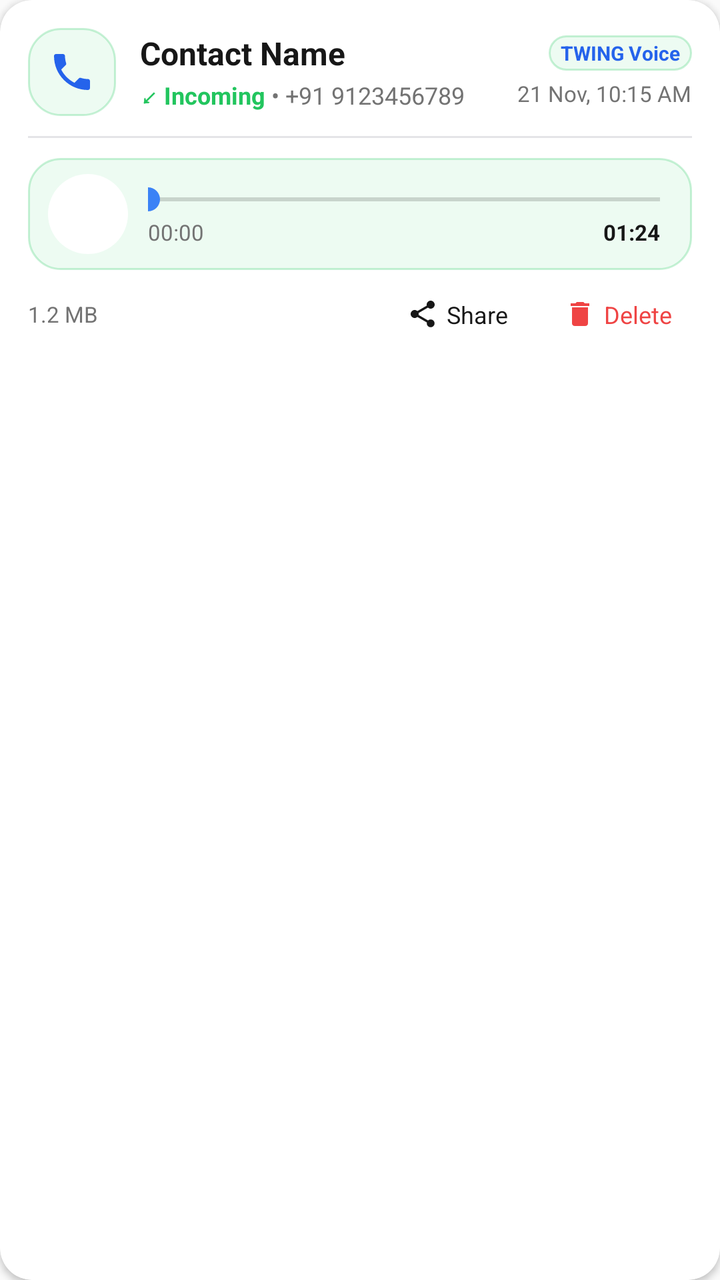
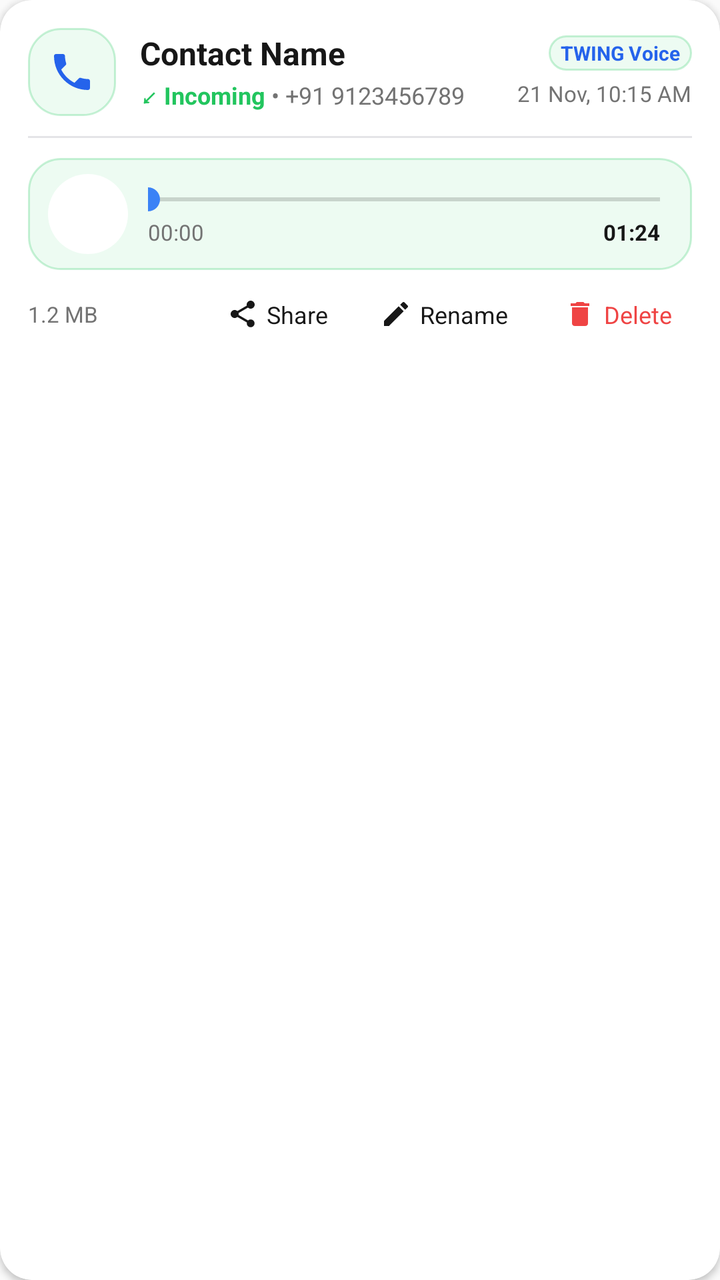

Two renders of the same Android screen: before a commit and after it. Below are the layout's source before the change and the commit's diff.
<!-- AndroidManifest.xml: application theme Theme.Zez -->
<!-- res/layout/item_call_recording.xml -->
<?xml version="1.0" encoding="utf-8"?>
<androidx.cardview.widget.CardView
    xmlns:android="http://schemas.android.com/apk/res/android"
    xmlns:app="http://schemas.android.com/apk/res-auto"
    android:layout_width="match_parent"
    android:layout_height="wrap_content"
    android:layout_marginHorizontal="8dp"
    android:layout_marginVertical="6dp"
    app:cardCornerRadius="16dp"
    app:cardElevation="2dp"
    app:cardBackgroundColor="@color/theme_surface">

    <LinearLayout
        android:layout_width="match_parent"
        android:layout_height="wrap_content"
        android:orientation="vertical"
        android:padding="14dp">

        
        <LinearLayout
            android:layout_width="match_parent"
            android:layout_height="wrap_content"
            android:orientation="horizontal"
            android:gravity="center_vertical">

            
            <FrameLayout
                android:id="@+id/layout_rec_avatar"
                android:layout_width="44dp"
                android:layout_height="44dp"
                android:background="@drawable/bg_mode_toggle_normal">

                <ImageView
                    android:id="@+id/iv_rec_type_icon"
                    android:layout_width="24dp"
                    android:layout_height="24dp"
                    android:layout_gravity="center"
                    android:src="@drawable/ic_call"
                    app:tint="@color/primary" />
            </FrameLayout>

            <LinearLayout
                android:layout_width="0dp"
                android:layout_height="wrap_content"
                android:layout_weight="1"
                android:layout_marginStart="12dp"
                android:orientation="vertical">

                <TextView
                    android:id="@+id/tv_rec_contact_name"
                    android:layout_width="wrap_content"
                    android:layout_height="wrap_content"
                    android:text="Contact Name"
                    android:textSize="16sp"
                    android:textStyle="bold"
                    android:textColor="@color/theme_text_primary"
                    android:maxLines="1"
                    android:ellipsize="end" />

                <LinearLayout
                    android:layout_width="wrap_content"
                    android:layout_height="wrap_content"
                    android:orientation="horizontal"
                    android:gravity="center_vertical"
                    android:layout_marginTop="2dp">

                    <TextView
                        android:id="@+id/tv_rec_direction"
                        android:layout_width="wrap_content"
                        android:layout_height="wrap_content"
                        android:text="↙ Incoming"
                        android:textSize="12sp"
                        android:textStyle="bold"
                        android:textColor="#22C55E" />

                    <TextView
                        android:layout_width="wrap_content"
                        android:layout_height="wrap_content"
                        android:text=" • "
                        android:textSize="12sp"
                        android:textColor="@color/theme_text_muted" />

                    <TextView
                        android:id="@+id/tv_rec_phone_number"
                        android:layout_width="wrap_content"
                        android:layout_height="wrap_content"
                        android:text="+91 9123456789"
                        android:textSize="12sp"
                        android:textColor="@color/theme_text_muted" />
                </LinearLayout>
            </LinearLayout>

            <LinearLayout
                android:layout_width="wrap_content"
                android:layout_height="wrap_content"
                android:orientation="vertical"
                android:gravity="end">

                <LinearLayout
                    android:layout_width="wrap_content"
                    android:layout_height="wrap_content"
                    android:orientation="horizontal"
                    android:gravity="center_vertical">

                    <ImageView
                        android:id="@+id/iv_rec_cloud_status"
                        android:layout_width="14dp"
                        android:layout_height="14dp"
                        android:src="@drawable/ic_cloud"
                        app:tint="#10B981"
                        android:layout_marginEnd="4dp"
                        android:visibility="gone" />

                    <TextView
                        android:id="@+id/tv_rec_type_badge"
                        android:layout_width="wrap_content"
                        android:layout_height="wrap_content"
                        android:text="TWING Voice"
                        android:textSize="10sp"
                        android:textStyle="bold"
                        android:textColor="@color/primary"
                        android:background="@drawable/bg_mode_toggle_normal"
                        android:paddingHorizontal="6dp"
                        android:paddingVertical="2dp" />
                </LinearLayout>

                <TextView
                    android:id="@+id/tv_rec_date"
                    android:layout_width="wrap_content"
                    android:layout_height="wrap_content"
                    android:text="21 Nov, 10:15 AM"
                    android:textSize="11sp"
                    android:textColor="@color/theme_text_muted"
                    android:layout_marginTop="4dp" />
            </LinearLayout>
        </LinearLayout>

        
        <View
            android:layout_width="match_parent"
            android:layout_height="1dp"
            android:background="@color/theme_border"
            android:layout_marginVertical="10dp" />

        
        <LinearLayout
            android:layout_width="match_parent"
            android:layout_height="wrap_content"
            android:orientation="horizontal"
            android:gravity="center_vertical"
            android:background="@drawable/bg_mode_toggle_normal"
            android:paddingHorizontal="10dp"
            android:paddingVertical="8dp">

            
            <ImageButton
                android:id="@+id/btn_rec_play_pause"
                android:layout_width="40dp"
                android:layout_height="40dp"
                android:background="@drawable/bg_chat_send_button"
                android:src="@drawable/ic_play_arrow"
                app:tint="@android:color/white"
                android:contentDescription="Play audio" />

            
            <LinearLayout
                android:layout_width="0dp"
                android:layout_height="wrap_content"
                android:layout_weight="1"
                android:orientation="vertical"
                android:layout_marginStart="10dp"
                android:layout_marginEnd="6dp">

                <SeekBar
                    android:id="@+id/sb_rec_progress"
                    android:layout_width="match_parent"
                    android:layout_height="wrap_content"
                    android:paddingStart="0dp"
                    android:paddingEnd="0dp"
                    android:max="100"
                    android:progress="0" />

                <LinearLayout
                    android:layout_width="match_parent"
                    android:layout_height="wrap_content"
                    android:orientation="horizontal">

                    <TextView
                        android:id="@+id/tv_rec_time_current"
                        android:layout_width="0dp"
                        android:layout_height="wrap_content"
                        android:layout_weight="1"
                        android:text="00:00"
                        android:textSize="11sp"
                        android:textColor="@color/theme_text_muted" />

                    <TextView
                        android:id="@+id/tv_rec_time_total"
                        android:layout_width="wrap_content"
                        android:layout_height="wrap_content"
                        android:text="01:24"
                        android:textSize="11sp"
                        android:textStyle="bold"
                        android:textColor="@color/theme_text_primary" />
                </LinearLayout>
            </LinearLayout>
        </LinearLayout>

        
        <LinearLayout
            android:layout_width="match_parent"
            android:layout_height="wrap_content"
            android:orientation="horizontal"
            android:gravity="center_vertical"
            android:layout_marginTop="8dp">

            <TextView
                android:id="@+id/tv_rec_size"
                android:layout_width="wrap_content"
                android:layout_height="wrap_content"
                android:text="1.2 MB"
                android:textSize="11sp"
                android:textColor="@color/theme_text_muted" />

            <View
                android:layout_width="0dp"
                android:layout_height="0dp"
                android:layout_weight="1" />

            
            <LinearLayout
                android:id="@+id/btn_rec_share"
                android:layout_width="wrap_content"
                android:layout_height="wrap_content"
                android:orientation="horizontal"
                android:gravity="center_vertical"
                android:background="?attr/selectableItemBackground"
                android:paddingHorizontal="10dp"
                android:paddingVertical="6dp">

                <ImageView
                    android:layout_width="16dp"
                    android:layout_height="16dp"
                    android:src="@drawable/ic_share"
                    app:tint="@color/theme_text_primary" />

                <TextView
                    android:layout_width="wrap_content"
                    android:layout_height="wrap_content"
                    android:text="Share"
                    android:textSize="12sp"
                    android:textColor="@color/theme_text_primary"
                    android:layout_marginStart="4dp" />
            </LinearLayout>

            
            <LinearLayout
                android:id="@+id/btn_rec_delete"
                android:layout_width="wrap_content"
                android:layout_height="wrap_content"
                android:orientation="horizontal"
                android:gravity="center_vertical"
                android:background="?attr/selectableItemBackground"
                android:paddingHorizontal="10dp"
                android:paddingVertical="6dp"
                android:layout_marginStart="8dp">

                <ImageView
                    android:layout_width="16dp"
                    android:layout_height="16dp"
                    android:src="@drawable/ic_delete"
                    app:tint="#EF4444" />

                <TextView
                    android:layout_width="wrap_content"
                    android:layout_height="wrap_content"
                    android:text="Delete"
                    android:textSize="12sp"
                    android:textColor="#EF4444"
                    android:layout_marginStart="4dp" />
            </LinearLayout>
        </LinearLayout>

    </LinearLayout>
</androidx.cardview.widget.CardView>
<!-- resources referenced by this layout -->
<resources>
  <color name="primary">#2563EB</color>
  <color name="theme_border">#E4E4E7</color>
  <color name="theme_surface">#FFFFFF</color>
  <color name="theme_text_muted">#737373</color>
  <color name="theme_text_primary">#171717</color>
  <!-- drawable bg_chat_send_button (drawable) -->
  <?xml version="1.0" encoding="utf-8"?>
  <ripple xmlns:android="http://schemas.android.com/apk/res/android"
      android:color="#40FFFFFF">
      <item>
          <shape android:shape="oval">
              <solid android:color="@android:color/white" />
              <size android:width="48dp" android:height="48dp" />
          </shape>
      </item>
  </ripple>
  <!-- drawable bg_mode_toggle_normal (drawable) -->
  <?xml version="1.0" encoding="utf-8"?>
  <shape xmlns:android="http://schemas.android.com/apk/res/android"
      android:shape="rectangle">
      <corners android:radius="16dp" />
      <solid android:color="#1422C55E" />
      <stroke android:width="1dp" android:color="#4022C55E" />
      <padding
          android:left="8dp"
          android:top="4dp"
          android:right="8dp"
          android:bottom="4dp" />
  </shape>
  <!-- drawable ic_call (drawable) -->
  <vector xmlns:android="http://schemas.android.com/apk/res/android"
      android:width="24dp"
      android:height="24dp"
      android:viewportWidth="24"
      android:viewportHeight="24">
      <path
          android:fillColor="#FFFFFFFF"
          android:pathData="M6.62,10.79c1.44,2.83 3.76,5.14 6.59,6.59l2.2,-2.2c0.27,-0.27 0.67,-0.36 1.02,-0.24 1.12,0.37 2.33,0.57 3.57,0.57 0.55,0 1,0.45 1,1L21,20c0,0.55 -0.45,1 -1,1 -9.39,0 -17,-7.61 -17,-17 0,-0.55 0.45,-1 1,-1h3.5c0.55,0 1,0.45 1,1 0,1.25 0.2,2.45 0.57,3.57 0.11,0.35 0.03,0.74 -0.25,1.02l-2.2,2.2z"/>
  </vector>
  <!-- drawable ic_delete (drawable) -->
  <vector xmlns:android="http://schemas.android.com/apk/res/android"
      android:width="24dp"
      android:height="24dp"
      android:viewportWidth="24"
      android:viewportHeight="24">
    <path
        android:fillColor="#FFFFFFFF"
        android:pathData="M6,19c0,1.1 0.9,2 2,2h8c1.1,0 2,-0.9 2,-2V7H6v12zM19,4h-3.5l-1,-1h-5l-1,1H5v2h14V4z"/>
  </vector>
  <!-- drawable ic_play_arrow (drawable) -->
  <vector xmlns:android="http://schemas.android.com/apk/res/android"
      android:width="24dp"
      android:height="24dp"
      android:viewportWidth="24"
      android:viewportHeight="24">
    <path
        android:fillColor="#FFFFFFFF"
        android:pathData="M8,5v14l11,-7z"/>
  </vector>
  <style name="Theme.Zez" parent="Theme.MaterialComponents.DayNight.NoActionBar">
          <item name="colorPrimary">@color/primary</item>
          <item name="colorPrimaryDark">@color/primary_dark</item>
          <item name="colorAccent">@color/accent</item>
          <item name="android:windowBackground">@color/theme_background</item>
          <item name="colorSurface">@color/theme_surface</item>
      </style>
  <color name="primary_dark">#1D4ED8</color>
  <color name="accent">#3B82F6</color>
  <color name="theme_background">#FAFAFA</color>
  <!-- unchanged entries left out for length: 2 -->
</resources>

<!-- the commit's change to res/layout/item_call_recording.xml (unified diff, before → after) -->
@@ -255,6 +255,33 @@
 
             
             <LinearLayout
+                android:id="@+id/btn_rec_rename"
+                android:layout_width="wrap_content"
+                android:layout_height="wrap_content"
+                android:orientation="horizontal"
+                android:gravity="center_vertical"
+                android:background="?attr/selectableItemBackground"
+                android:paddingHorizontal="10dp"
+                android:paddingVertical="6dp"
+                android:layout_marginStart="6dp">
+
+                <ImageView
+                    android:layout_width="16dp"
+                    android:layout_height="16dp"
+                    android:src="@drawable/ic_edit"
+                    app:tint="@color/theme_text_primary" />
+
+                <TextView
+                    android:layout_width="wrap_content"
+                    android:layout_height="wrap_content"
+                    android:text="Rename"
+                    android:textSize="12sp"
+                    android:textColor="@color/theme_text_primary"
+                    android:layout_marginStart="4dp" />
+            </LinearLayout>
+
+            
+            <LinearLayout
                 android:id="@+id/btn_rec_delete"
                 android:layout_width="wrap_content"
                 android:layout_height="wrap_content"
<!-- resource entries referenced after the edit -->
@@ -49,6 +49,16 @@
         android:fillColor="#FFFFFFFF"
         android:pathData="M6,19c0,1.1 0.9,2 2,2h8c1.1,0 2,-0.9 2,-2V7H6v12zM19,4h-3.5l-1,-1h-5l-1,1H5v2h14V4z"/>
   </vector>
+  <!-- drawable ic_edit (drawable) -->
+  <vector xmlns:android="http://schemas.android.com/apk/res/android"
+      android:width="24dp"
+      android:height="24dp"
+      android:viewportWidth="24"
+      android:viewportHeight="24">
+    <path
+        android:fillColor="#FFFFFFFF"
+        android:pathData="M3,17.25V21h3.75L17.81,9.94l-3.75,-3.75L3,17.25zM20.71,7.04c0.39,-0.39 0.39,-1.02 0,-1.41l-2.34,-2.34c-0.39,-0.39 -1.02,-0.39 -1.41,0l-1.83,1.83 3.75,3.75 1.83,-1.83z"/>
+  </vector>
   <!-- drawable ic_play_arrow (drawable) -->
   <vector xmlns:android="http://schemas.android.com/apk/res/android"
       android:width="24dp"
